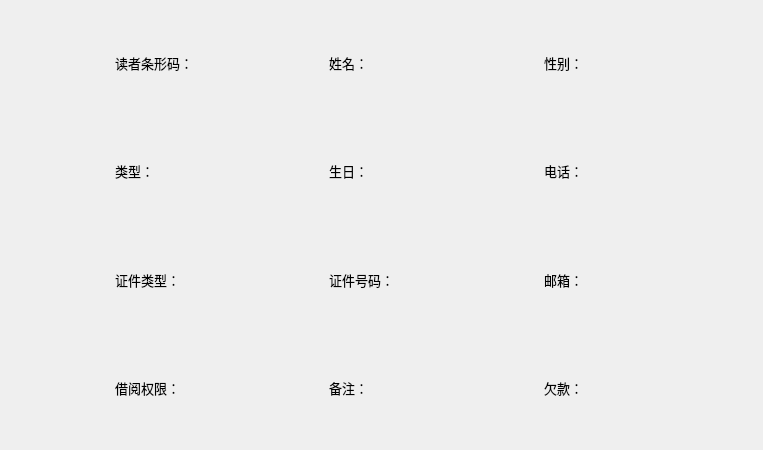
Before: the Qt Designer form LibraryManager/readerinfoform.ui in 821869798/LibraryManager, drawn with Qt 5.
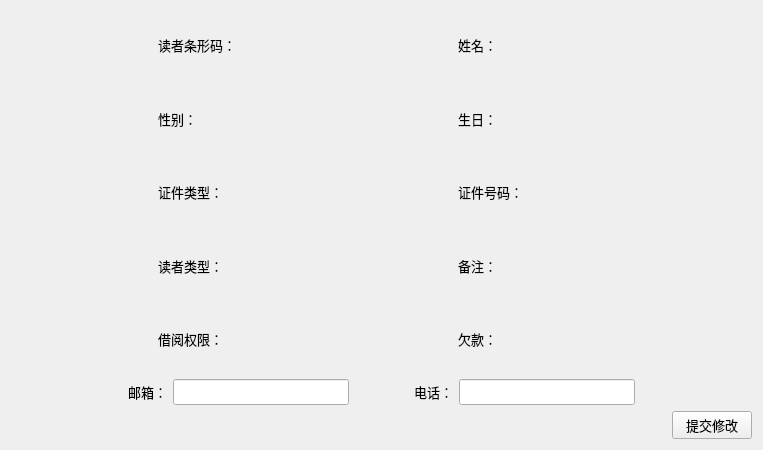
After: the same form once the commit is applied.

Diff of the .ui file:
```diff
--- a/LibraryManager/readerinfoform.ui
+++ b/LibraryManager/readerinfoform.ui
@@ -21,7 +21,7 @@
   </property>
   <layout class="QVBoxLayout" name="verticalLayout">
    <item>
-    <layout class="QHBoxLayout" name="horizontalLayout" stretch="1,1,1,1,1,1,1">
+    <layout class="QHBoxLayout" name="horizontalLayout" stretch="1,1,1,1,1">
      <item>
       <spacer name="horizontalSpacer_2">
        <property name="orientation">
@@ -75,6 +75,23 @@
        </property>
       </spacer>
      </item>
+    </layout>
+   </item>
+   <item>
+    <layout class="QHBoxLayout" name="horizontalLayout_7" stretch="1,1,1,1,1">
+     <item>
+      <spacer name="horizontalSpacer_11">
+       <property name="orientation">
+        <enum>Qt::Horizontal</enum>
+       </property>
+       <property name="sizeHint" stdset="0">
+        <size>
+         <width>40</width>
+         <height>20</height>
+        </size>
+       </property>
+      </spacer>
+     </item>
      <item>
       <widget class="QLabel" name="lab_sex">
        <property name="text">
@@ -83,44 +100,7 @@
       </widget>
      </item>
      <item>
-      <spacer name="horizontalSpacer_4">
-       <property name="orientation">
-        <enum>Qt::Horizontal</enum>
-       </property>
-       <property name="sizeHint" stdset="0">
-        <size>
-         <width>40</width>
-         <height>20</height>
-        </size>
-       </property>
-      </spacer>
-     </item>
-    </layout>
-   </item>
-   <item>
-    <layout class="QHBoxLayout" name="horizontalLayout_2" stretch="1,1,1,1,1,1,1">
-     <item>
-      <spacer name="horizontalSpacer_5">
-       <property name="orientation">
-        <enum>Qt::Horizontal</enum>
-       </property>
-       <property name="sizeHint" stdset="0">
-        <size>
-         <width>40</width>
-         <height>20</height>
-        </size>
-       </property>
-      </spacer>
-     </item>
-     <item>
-      <widget class="QLabel" name="lab_rtype">
-       <property name="text">
-        <string>类型：</string>
-       </property>
-      </widget>
-     </item>
-     <item>
-      <spacer name="horizontalSpacer_6">
+      <spacer name="horizontalSpacer_20">
        <property name="orientation">
         <enum>Qt::Horizontal</enum>
        </property>
@@ -140,27 +120,7 @@
       </widget>
      </item>
      <item>
-      <spacer name="horizontalSpacer_7">
-       <property name="orientation">
-        <enum>Qt::Horizontal</enum>
-       </property>
-       <property name="sizeHint" stdset="0">
-        <size>
-         <width>40</width>
-         <height>20</height>
-        </size>
-       </property>
-      </spacer>
-     </item>
-     <item>
-      <widget class="QLabel" name="lab_phone">
-       <property name="text">
-        <string>电话：</string>
-       </property>
-      </widget>
-     </item>
-     <item>
-      <spacer name="horizontalSpacer_8">
+      <spacer name="horizontalSpacer_21">
        <property name="orientation">
         <enum>Qt::Horizontal</enum>
        </property>
@@ -175,7 +135,7 @@
     </layout>
    </item>
    <item>
-    <layout class="QHBoxLayout" name="horizontalLayout_3" stretch="1,1,1,1,1,1,1">
+    <layout class="QHBoxLayout" name="horizontalLayout_3" stretch="1,1,1,1,1">
      <item>
       <spacer name="horizontalSpacer_9">
        <property name="orientation">
@@ -216,26 +176,6 @@
        </property>
       </widget>
      </item>
-     <item>
-      <spacer name="horizontalSpacer_11">
-       <property name="orientation">
-        <enum>Qt::Horizontal</enum>
-       </property>
-       <property name="sizeHint" stdset="0">
-        <size>
-         <width>40</width>
-         <height>20</height>
-        </size>
-       </property>
-      </spacer>
-     </item>
-     <item>
-      <widget class="QLabel" name="lab_email">
-       <property name="text">
-        <string>邮箱：</string>
-       </property>
-      </widget>
-     </item>
      <item>
       <spacer name="horizontalSpacer_12">
        <property name="orientation">
@@ -252,7 +192,64 @@
     </layout>
    </item>
    <item>
-    <layout class="QHBoxLayout" name="horizontalLayout_4" stretch="1,1,1,1,1,1,1">
+    <layout class="QHBoxLayout" name="horizontalLayout_8" stretch="1,1,1,1,1">
+     <item>
+      <spacer name="horizontalSpacer_17">
+       <property name="orientation">
+        <enum>Qt::Horizontal</enum>
+       </property>
+       <property name="sizeHint" stdset="0">
+        <size>
+         <width>40</width>
+         <height>20</height>
+        </size>
+       </property>
+      </spacer>
+     </item>
+     <item>
+      <widget class="QLabel" name="lab_rtype">
+       <property name="text">
+        <string>读者类型：</string>
+       </property>
+      </widget>
+     </item>
+     <item>
+      <spacer name="horizontalSpacer_22">
+       <property name="orientation">
+        <enum>Qt::Horizontal</enum>
+       </property>
+       <property name="sizeHint" stdset="0">
+        <size>
+         <width>40</width>
+         <height>20</height>
+        </size>
+       </property>
+      </spacer>
+     </item>
+     <item>
+      <widget class="QLabel" name="lab_note">
+       <property name="text">
+        <string>备注：</string>
+       </property>
+      </widget>
+     </item>
+     <item>
+      <spacer name="horizontalSpacer_4">
+       <property name="orientation">
+        <enum>Qt::Horizontal</enum>
+       </property>
+       <property name="sizeHint" stdset="0">
+        <size>
+         <width>40</width>
+         <height>20</height>
+        </size>
+       </property>
+      </spacer>
+     </item>
+    </layout>
+   </item>
+   <item>
+    <layout class="QHBoxLayout" name="horizontalLayout_4" stretch="1,1,1,1,1">
      <item>
       <spacer name="horizontalSpacer_13">
        <property name="orientation">
@@ -286,26 +283,6 @@
        </property>
       </spacer>
      </item>
-     <item>
-      <widget class="QLabel" name="lab_note">
-       <property name="text">
-        <string>备注：</string>
-       </property>
-      </widget>
-     </item>
-     <item>
-      <spacer name="horizontalSpacer_15">
-       <property name="orientation">
-        <enum>Qt::Horizontal</enum>
-       </property>
-       <property name="sizeHint" stdset="0">
-        <size>
-         <width>40</width>
-         <height>20</height>
-        </size>
-       </property>
-      </spacer>
-     </item>
      <item>
       <widget class="QLabel" name="lab_arrears">
        <property name="text">
@@ -328,6 +305,93 @@
      </item>
     </layout>
    </item>
+   <item>
+    <layout class="QHBoxLayout" name="horizontalLayout_5" stretch="2,0,3,1,0,3,2">
+     <item>
+      <spacer name="horizontalSpacer_18">
+       <property name="orientation">
+        <enum>Qt::Horizontal</enum>
+       </property>
+       <property name="sizeHint" stdset="0">
+        <size>
+         <width>40</width>
+         <height>20</height>
+        </size>
+       </property>
+      </spacer>
+     </item>
+     <item>
+      <widget class="QLabel" name="lab_email">
+       <property name="text">
+        <string>邮箱：</string>
+       </property>
+      </widget>
+     </item>
+     <item>
+      <widget class="QLineEdit" name="le_email"/>
+     </item>
+     <item>
+      <spacer name="horizontalSpacer_5">
+       <property name="orientation">
+        <enum>Qt::Horizontal</enum>
+       </property>
+       <property name="sizeHint" stdset="0">
+        <size>
+         <width>40</width>
+         <height>20</height>
+        </size>
+       </property>
+      </spacer>
+     </item>
+     <item>
+      <widget class="QLabel" name="lab_phone">
+       <property name="text">
+        <string>电话：</string>
+       </property>
+      </widget>
+     </item>
+     <item>
+      <widget class="QLineEdit" name="le_phone"/>
+     </item>
+     <item>
+      <spacer name="horizontalSpacer_19">
+       <property name="orientation">
+        <enum>Qt::Horizontal</enum>
+       </property>
+       <property name="sizeHint" stdset="0">
+        <size>
+         <width>40</width>
+         <height>20</height>
+        </size>
+       </property>
+      </spacer>
+     </item>
+    </layout>
+   </item>
+   <item>
+    <layout class="QHBoxLayout" name="horizontalLayout_6">
+     <item>
+      <spacer name="horizontalSpacer_6">
+       <property name="orientation">
+        <enum>Qt::Horizontal</enum>
+       </property>
+       <property name="sizeHint" stdset="0">
+        <size>
+         <width>40</width>
+         <height>20</height>
+        </size>
+       </property>
+      </spacer>
+     </item>
+     <item>
+      <widget class="QPushButton" name="btn_submit">
+       <property name="text">
+        <string>提交修改</string>
+       </property>
+      </widget>
+     </item>
+    </layout>
+   </item>
   </layout>
  </widget>
  <resources/>
```
